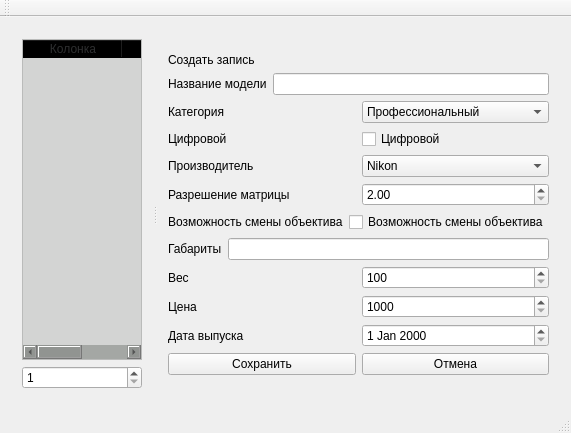
The window that mainwindow.ui (Sapfir0/ProgramLab) describes before a commit, drawn with Qt 5.
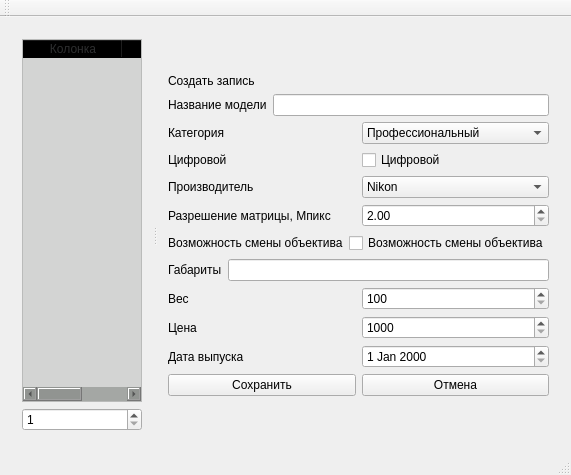
The same window after the commit.

Diff of the .ui file:
```diff
--- a/mainwindow.ui
+++ b/mainwindow.ui
@@ -7,7 +7,7 @@
     <x>0</x>
     <y>0</y>
     <width>571</width>
-    <height>433</height>
+    <height>475</height>
    </rect>
   </property>
   <property name="windowTitle">
@@ -199,7 +199,7 @@
             <item>
              <widget class="QLabel" name="label_6">
               <property name="text">
-               <string>Разрешение матрицы</string>
+               <string>Разрешение матрицы, Мпикс</string>
               </property>
              </widget>
             </item>
```
Left out of the diff: 2 changed lines with no effect on the pictures.
